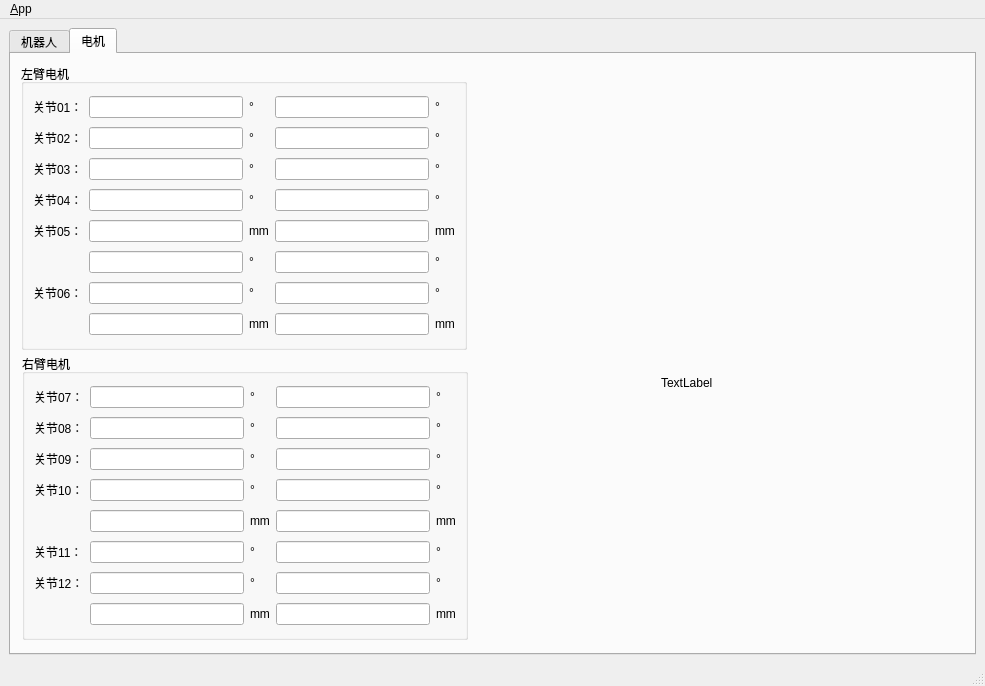
Old version of the form src/CXDL_ROS/cx_qt/ui/main_window.ui in the repository xxxqqqwdd/CXDL_ROS_mian.
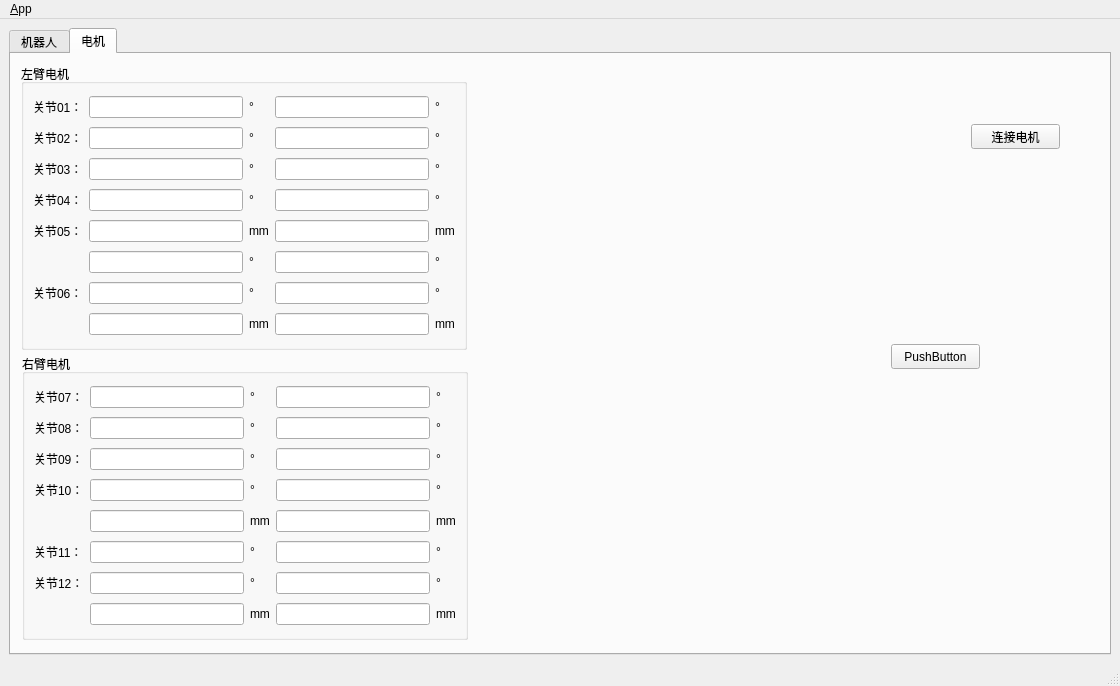
New version of the form. Icons and pictures are not drawn.

```diff
--- a/src/CXDL_ROS/cx_qt/ui/main_window.ui
+++ b/src/CXDL_ROS/cx_qt/ui/main_window.ui
@@ -6,7 +6,7 @@
    <rect>
     <x>0</x>
     <y>0</y>
-    <width>985</width>
+    <width>1120</width>
     <height>686</height>
    </rect>
   </property>
@@ -22,7 +22,7 @@
   </property>
   <widget class="QWidget" name="centralwidget">
    <layout class="QGridLayout" name="gridLayout_2">
-    <item row="1" column="0">
+    <item row="0" column="0">
      <widget class="QTabWidget" name="tab_manager">
       <property name="minimumSize">
        <size>
@@ -479,17 +479,30 @@
          </item>
         </layout>
        </widget>
-       <widget class="QLabel" name="label_6">
+       <widget class="QPushButton" name="Btn_start">
         <property name="geometry">
          <rect>
-          <x>650</x>
-          <y>320</y>
-          <width>67</width>
-          <height>17</height>
+          <x>960</x>
+          <y>70</y>
+          <width>89</width>
+          <height>25</height>
          </rect>
         </property>
         <property name="text">
-         <string>TextLabel</string>
+         <string>连接电机</string>
+        </property>
+       </widget>
+       <widget class="QPushButton" name="ceshi">
+        <property name="geometry">
+         <rect>
+          <x>880</x>
+          <y>290</y>
+          <width>89</width>
+          <height>25</height>
+         </rect>
+        </property>
+        <property name="text">
+         <string>PushButton</string>
         </property>
        </widget>
       </widget>
@@ -502,7 +515,7 @@
     <rect>
      <x>0</x>
      <y>0</y>
-     <width>985</width>
+     <width>1120</width>
      <height>28</height>
     </rect>
    </property>
```
